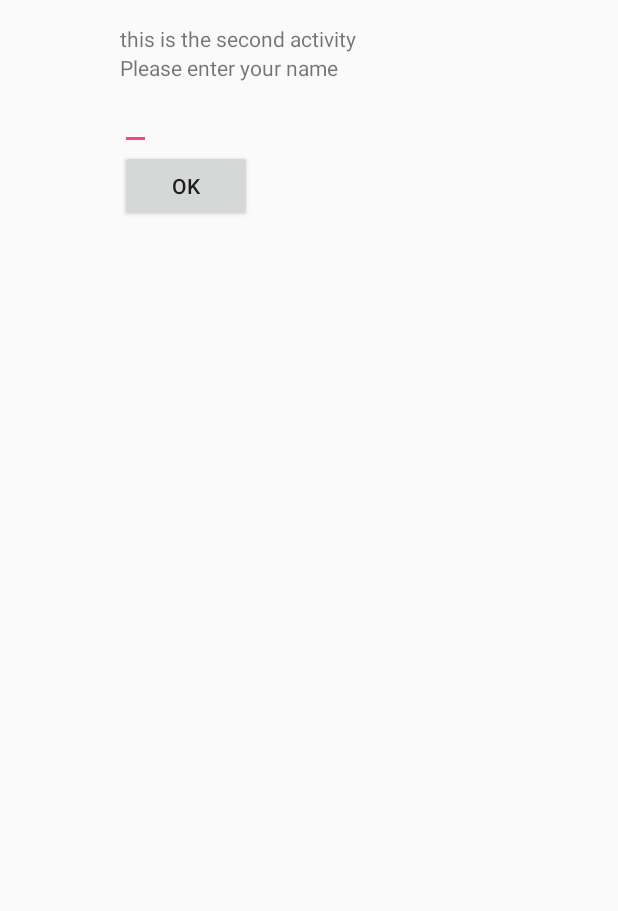
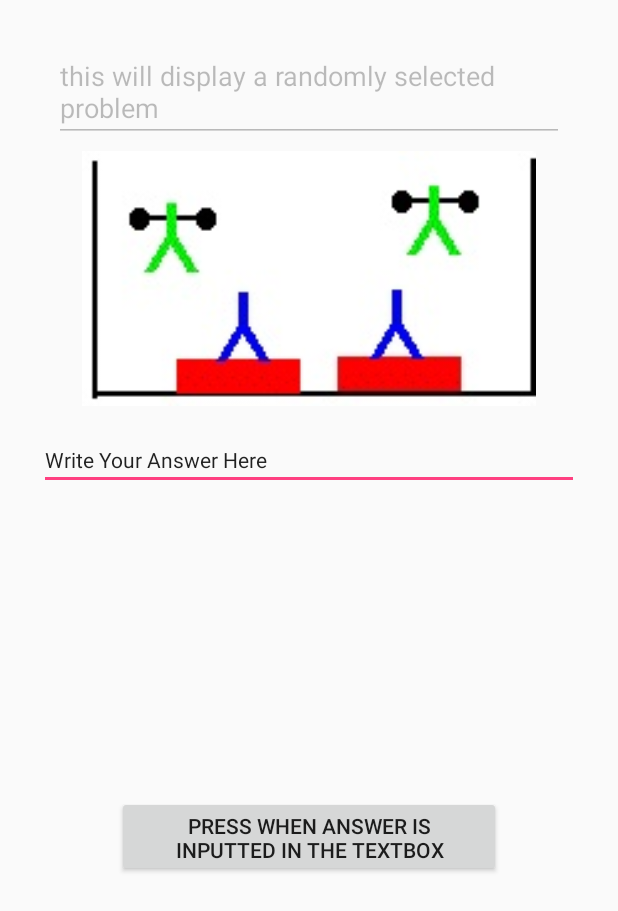
Before and after one commit to lasseko645/UsingIntent, an Android app: the SecondActivity screen opened directly, with no data from a screen before it, on a phone screen of 412 x 824 dp. Shown: the top 911 px of the screen. Run offline under Robolectric (Android 15) with nearby library versions, the phone set to English and light mode, and no system bars.

```diff
--- a/app/build.gradle
+++ b/app/build.gradle
@@ -22,7 +22,10 @@ dependencies {
     implementation fileTree(dir: 'libs', include: ['*.jar'])
     implementation 'com.android.support:appcompat-v7:27.1.1'
     implementation 'com.android.support.constraint:constraint-layout:1.1.0'
+    implementation 'com.google.firebase:firebase-database:11.8.0'
     testImplementation 'junit:junit:4.12'
     androidTestImplementation 'com.android.support.test:runner:1.0.2'
     androidTestImplementation 'com.android.support.test.espresso:espresso-core:3.0.2'
 }
+
+apply plugin: 'com.google.gms.google-services'
--- a/app/src/main/res/layout/activity_second.xml
+++ b/app/src/main/res/layout/activity_second.xml
@@ -1,37 +1,84 @@
 <?xml version="1.0" encoding="utf-8"?>
-<LinearLayout android:orientation="vertical"
-    xmlns:android="http://schemas.android.com/apk/res/android"
+<android.support.constraint.ConstraintLayout xmlns:android="http://schemas.android.com/apk/res/android"
+    xmlns:app="http://schemas.android.com/apk/res-auto"
     xmlns:tools="http://schemas.android.com/tools"
     android:layout_width="match_parent"
     android:layout_height="match_parent"
+    android:layout_gravity="center_vertical"
     android:paddingBottom="16dp"
-    android:paddingLeft="80dp"
-    android:paddingRight="80dp"
+    android:paddingLeft="18dp"
+    android:paddingRight="18dp"
     android:paddingTop="16dp"
-    tools:context="com.ushulabubko645.usingintent.SecondActivity">
+    tools:context=".MainActivity">
 
-    <TextView
-        android:layout_width="wrap_content"
-        android:layout_height="wrap_content"
-        android:text="this is the second activity"
-        android:id="@+id/textview2" />
-    <TextView
-        android:layout_width="wrap_content"
-        android:layout_height="wrap_content"
-        android:text="Please enter your name"
-        android:id="@+id/textview3" />
+    <android.support.v7.widget.AppCompatImageView
+        android:id="@+id/mainImageStageTwo"
+        android:layout_width="0dp"
+        android:layout_height="170dp"
+        android:layout_marginEnd="8dp"
+        android:layout_marginLeft="8dp"
+        android:layout_marginRight="8dp"
+        android:layout_marginStart="8dp"
+        android:layout_marginTop="6dp"
+        android:src="@mipmap/elisa_second_stage"
+        app:layout_constraintEnd_toEndOf="parent"
+        app:layout_constraintHorizontal_bias="1.0"
+        app:layout_constraintStart_toStartOf="parent"
+        app:layout_constraintTop_toBottomOf="@+id/nonEditableTextStageTwo" />
+    />
+
+    <Button
+        android:id="@+id/buttonStageTwo"
+        android:layout_width="0dp"
+        android:layout_height="54dp"
+        android:layout_marginBottom="36dp"
+        android:layout_marginEnd="60dp"
+        android:layout_marginLeft="60dp"
+        android:layout_marginRight="60dp"
+        android:layout_marginStart="60dp"
+        android:layout_marginTop="16dp"
+        android:onClick="onClick"
+        android:text="Press When Answer Is Inputted In The Textbox"
+        app:layout_constraintBottom_toBottomOf="parent"
+        app:layout_constraintEnd_toEndOf="parent"
+        app:layout_constraintHorizontal_bias="1.0"
+        app:layout_constraintStart_toStartOf="parent"
+        app:layout_constraintTop_toBottomOf="@+id/editText3StageTwo" />
 
     <EditText
-        android:layout_width="wrap_content"
+        android:id="@+id/nonEditableTextStageTwo"
+        android:layout_width="0dp"
         android:layout_height="wrap_content"
-        android:id="@+id/txtUsername"/>
+        android:layout_marginEnd="18dp"
+        android:layout_marginLeft="18dp"
+        android:layout_marginRight="18dp"
+        android:layout_marginStart="18dp"
+        android:layout_marginTop="12dp"
+        android:editable="false"
+        android:ems="10"
+        android:enabled="false"
+        android:inputType="textMultiLine"
+        android:text="this will display a randomly selected problem"
+        app:layout_constraintEnd_toEndOf="parent"
+        app:layout_constraintStart_toStartOf="parent"
+        app:layout_constraintTop_toTopOf="parent" />
 
-    <Button
-        android:id="@+id/button2"
-        android:layout_width="wrap_content"
+    <EditText
+        android:id="@+id/editText3StageTwo"
+        android:layout_width="0dp"
         android:layout_height="wrap_content"
-        android:onClick="onClick"
-        android:text="OK"
-        android:visibility="visible" />
+        android:layout_marginEnd="8dp"
+        android:layout_marginLeft="8dp"
+        android:layout_marginRight="8dp"
+        android:layout_marginStart="8dp"
+        android:layout_marginTop="16dp"
+        android:ems="10"
+        android:inputType="textPersonName"
+        android:text="Write Your Answer Here"
+        android:textAppearance="@android:style/TextAppearance.DeviceDefault.Widget.EditText"
+        app:layout_constraintEnd_toEndOf="parent"
+        app:layout_constraintStart_toStartOf="parent"
+        app:layout_constraintTop_toBottomOf="@+id/mainImageStageTwo" />
 
-</LinearLayout>
+
+</android.support.constraint.ConstraintLayout>
--- a/build.gradle
+++ b/build.gradle
@@ -12,6 +12,7 @@ buildscript {
 
         // NOTE: Do not place your application dependencies here; they belong
         // in the individual module build.gradle files
+        classpath 'com.google.gms:google-services:3.1.1'
     }
 }
 
```
Also changed, not shown: app/src/main/AndroidManifest.xml (+7 -0 lines), app/src/main/java/com/ushulabubko645/usingintent/MainActivity.java (+9 -2 lines), app/src/main/java/com/ushulabubko645/usingintent/SecondActivity.java (+5 -2 lines), app/src/main/java/com/ushulabubko645/usingintent/SecondMainActivity.java (added, +24 -0 lines), app/src/main/java/com/ushulabubko645/usingintent/behindthescenes/OnCreateMetoder.java (added, +36 -0 lines), app/src/main/res/layout/activity_main.xml (+73 -17 lines), app/src/main/res/layout/activity_test_main.xml (added, +138 -0 lines), app/src/main/res/mipmap-hdpi/elisa_first_stage.jpg (added), app/src/main/res/mipmap-hdpi/elisa_second_stage.jpg (added).
